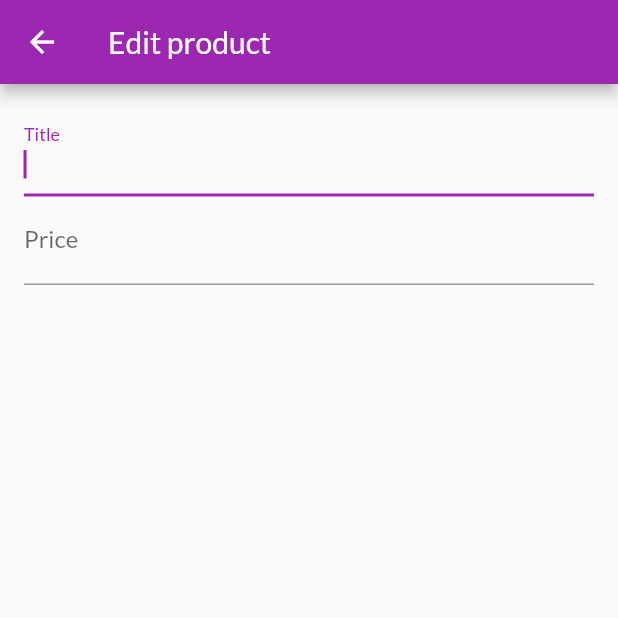
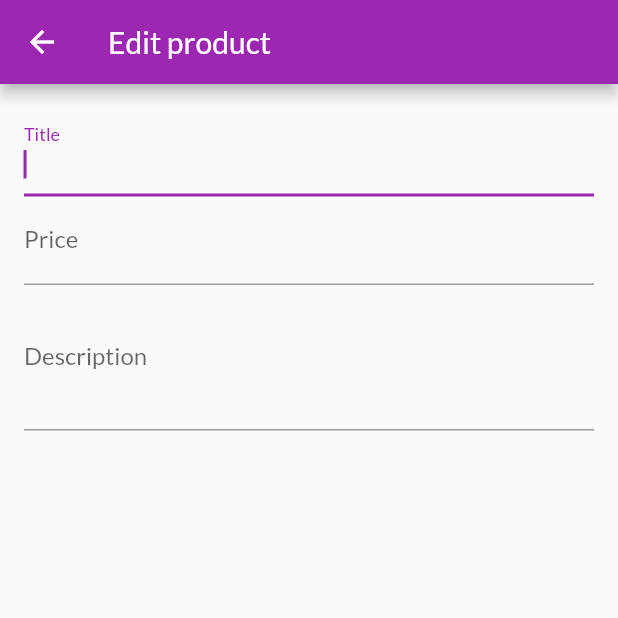
Before and after one commit to leosuncin/flutter_shop_app, a Flutter app: the EditProductScreen screen opened by its route, on a phone screen of 412 x 824 dp, the top half of it. Run offline on Flutter 3.47's test engine with Material 2 defaults, Android fonts, the phone set to English and light mode, and no system bars; network calls fail.

```diff
--- a/lib/screens/edit_product_screen.dart
+++ b/lib/screens/edit_product_screen.dart
@@ -9,6 +9,14 @@ class EditProductScreen extends StatefulWidget {
 
 class _EditProductScreenState extends State<EditProductScreen> {
   final _priceFocusNode = FocusNode();
+  final _descriptionFocusNode = FocusNode();
+
+  @override
+  void dispose() {
+    _priceFocusNode.dispose();
+    _descriptionFocusNode.dispose();
+    super.dispose();
+  }
 
   @override
   Widget build(BuildContext context) {
@@ -38,6 +46,17 @@ class _EditProductScreenState extends State<EditProductScreen> {
               keyboardType: TextInputType.number,
               textInputAction: TextInputAction.next,
               focusNode: _priceFocusNode,
+              onFieldSubmitted: (_) {
+                FocusScope.of(context).requestFocus(_descriptionFocusNode);
+              },
+            ),
+            TextFormField(
+              decoration: InputDecoration(
+                labelText: 'Description',
+              ),
+              maxLines: 3,
+              keyboardType: TextInputType.multiline,
+              focusNode: _descriptionFocusNode,
             ),
           ],
         )),
```
